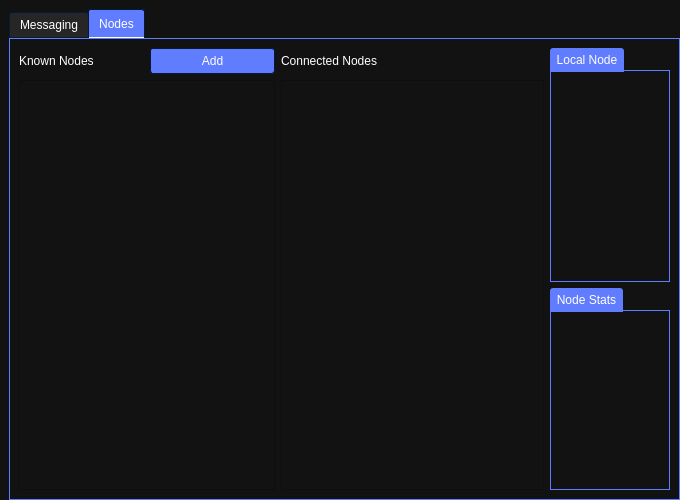
Old version of the form src/gui/start.ui in the repository Nater0214/Reden.
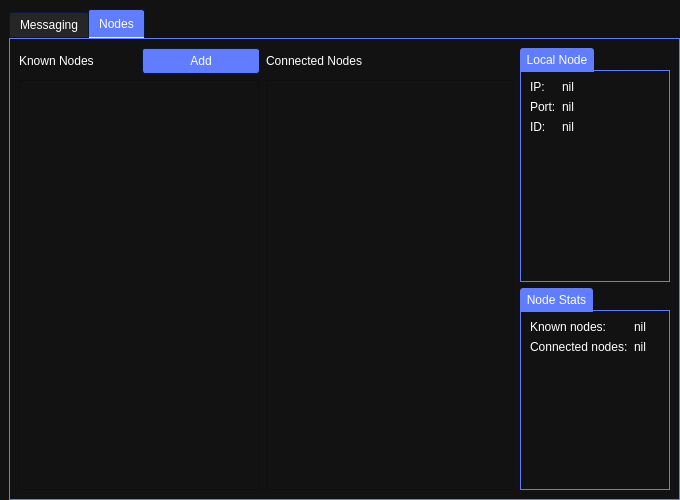
New version of the form. The open tabs and pages were chosen to show the change. Icons and pictures are not drawn.

```diff
--- a/src/gui/start.ui
+++ b/src/gui/start.ui
@@ -1299,7 +1299,56 @@
           </property>
          </widget>
         </item>
-        <item row="0" column="3" rowspan="2">
+        <item row="1" column="0" rowspan="2" colspan="2">
+         <widget class="QListWidget" name="knownNodesList"/>
+        </item>
+        <item row="1" column="2" rowspan="2">
+         <widget class="QListView" name="connectedNodesList"/>
+        </item>
+        <item row="2" column="4">
+         <widget class="QGroupBox" name="nodeStats">
+          <property name="minimumSize">
+           <size>
+            <width>150</width>
+            <height>0</height>
+           </size>
+          </property>
+          <property name="title">
+           <string>Node Stats</string>
+          </property>
+          <layout class="QFormLayout" name="formLayout_2">
+           <item row="0" column="0">
+            <widget class="QLabel" name="label_9">
+             <property name="text">
+              <string>Known nodes:</string>
+             </property>
+            </widget>
+           </item>
+           <item row="0" column="1">
+            <widget class="QLabel" name="label_10">
+             <property name="text">
+              <string>nil</string>
+             </property>
+            </widget>
+           </item>
+           <item row="1" column="0">
+            <widget class="QLabel" name="label_11">
+             <property name="text">
+              <string>Connected nodes:</string>
+             </property>
+            </widget>
+           </item>
+           <item row="1" column="1">
+            <widget class="QLabel" name="label_12">
+             <property name="text">
+              <string>nil</string>
+             </property>
+            </widget>
+           </item>
+          </layout>
+         </widget>
+        </item>
+        <item row="0" column="4" rowspan="2">
          <widget class="QGroupBox" name="localNodeStats">
           <property name="minimumSize">
            <size>
@@ -1310,21 +1359,52 @@
           <property name="title">
            <string>Local Node</string>
           </property>
+          <layout class="QFormLayout" name="formLayout">
+           <item row="0" column="0">
+            <widget class="QLabel" name="label_3">
+             <property name="text">
+              <string>IP:</string>
+             </property>
+            </widget>
+           </item>
+           <item row="1" column="0">
+            <widget class="QLabel" name="label_4">
+             <property name="text">
+              <string>Port:</string>
+             </property>
+            </widget>
+           </item>
+           <item row="0" column="1">
+            <widget class="QLabel" name="label_5">
+             <property name="text">
+              <string>nil</string>
+             </property>
+            </widget>
+           </item>
+           <item row="1" column="1">
+            <widget class="QLabel" name="label_6">
+             <property name="text">
+              <string>nil</string>
+             </property>
+            </widget>
+           </item>
+           <item row="2" column="0">
+            <widget class="QLabel" name="label_7">
+             <property name="text">
+              <string>ID:</string>
+             </property>
+            </widget>
+           </item>
+           <item row="2" column="1">
+            <widget class="QLabel" name="label_8">
+             <property name="text">
+              <string>nil</string>
+             </property>
+            </widget>
+           </item>
+          </layout>
          </widget>
         </item>
-        <item row="2" column="3">
-         <widget class="QGroupBox" name="nodeStats">
-          <property name="title">
-           <string>Node Stats</string>
-          </property>
-         </widget>
-        </item>
-        <item row="1" column="2" rowspan="2">
-         <widget class="QListView" name="connectedNodesList"/>
-        </item>
-        <item row="1" column="0" rowspan="2" colspan="2">
-         <widget class="QListWidget" name="knownNodesList"/>
-        </item>
        </layout>
       </widget>
      </widget>
```
Left out of the diff: 2 changed lines with no effect on the pictures.
